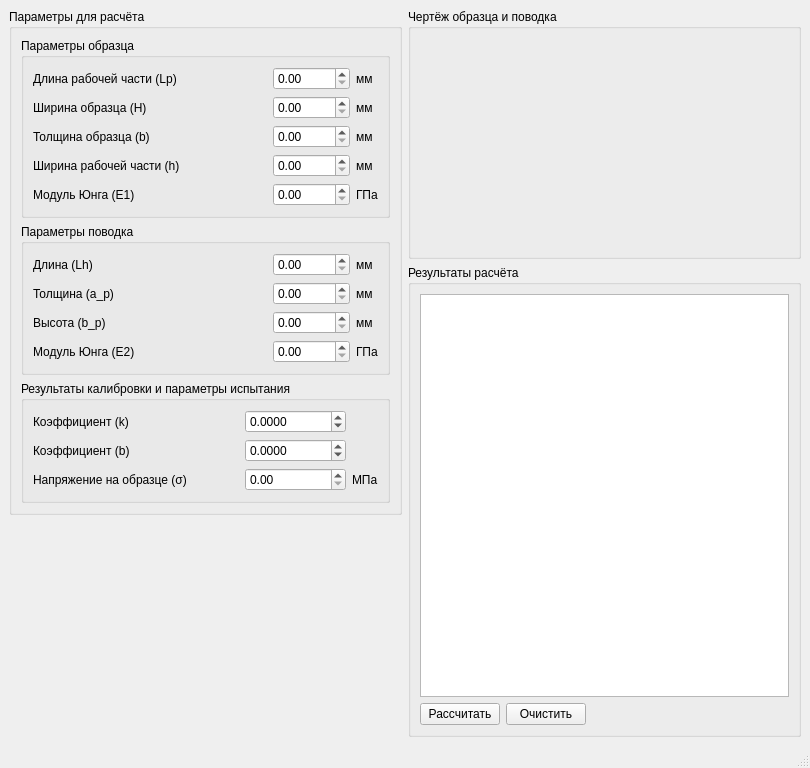
Old version of the form programs/CalcDeflection/ui/mainwindow.ui in the repository Automation-group/FatigueCantileverBend_PIU-5.
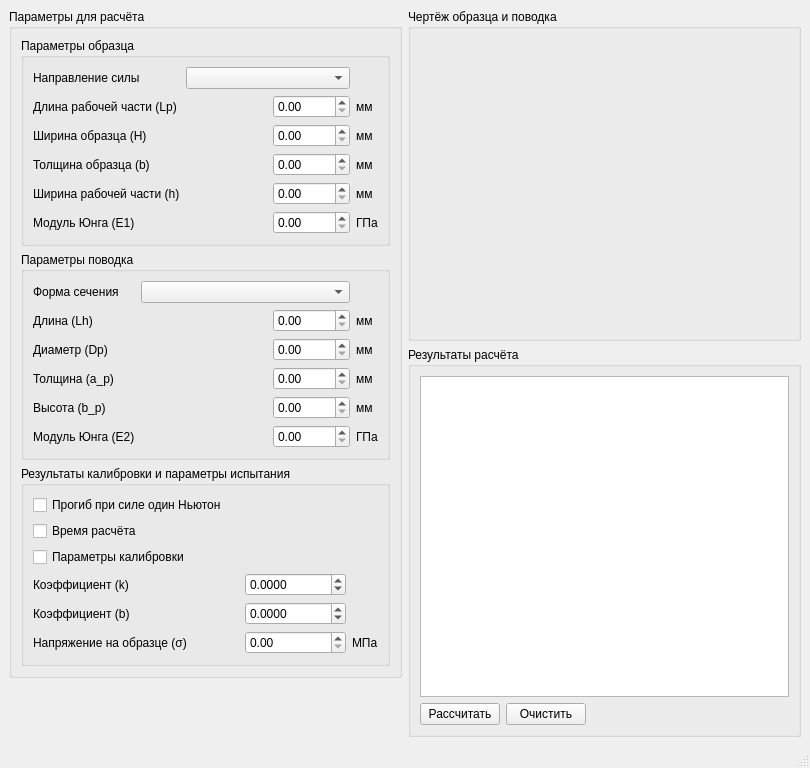
New version of the form.

Commit message: Добавил новые опции для расчёта и присвоил программе версию 0.2

Diff of the .ui file:
```diff
--- a/programs/CalcDeflection/ui/mainwindow.ui
+++ b/programs/CalcDeflection/ui/mainwindow.ui
@@ -28,26 +28,23 @@
          </property>
          <layout class="QGridLayout" name="gridLayout">
           <item row="0" column="0">
+           <widget class="QLabel" name="label_26">
+            <property name="text">
+             <string>Направление силы</string>
+            </property>
+           </widget>
+          </item>
+          <item row="0" column="1" colspan="2">
+           <widget class="QComboBox" name="comboBox_directionForce"/>
+          </item>
+          <item row="1" column="0">
            <widget class="QLabel" name="label">
             <property name="text">
              <string>Длина рабочей части (Lp)</string>
             </property>
            </widget>
           </item>
-          <item row="0" column="1">
-           <spacer name="horizontalSpacer">
-            <property name="orientation">
-             <enum>Qt::Horizontal</enum>
-            </property>
-            <property name="sizeHint" stdset="0">
-             <size>
-              <width>52</width>
-              <height>20</height>
-             </size>
-            </property>
-           </spacer>
-          </item>
-          <item row="0" column="2">
+          <item row="1" column="2">
            <widget class="QDoubleSpinBox" name="doubleSpinBox_Lp">
             <property name="maximum">
              <double>100.000000000000000</double>
@@ -57,34 +54,21 @@
             </property>
            </widget>
           </item>
-          <item row="0" column="3">
+          <item row="1" column="3">
            <widget class="QLabel" name="label_2">
             <property name="text">
              <string>мм</string>
             </property>
            </widget>
           </item>
-          <item row="1" column="0">
+          <item row="2" column="0">
            <widget class="QLabel" name="label_7">
             <property name="text">
              <string>Ширина образца (H)</string>
             </property>
            </widget>
           </item>
-          <item row="1" column="1">
-           <spacer name="horizontalSpacer_2">
-            <property name="orientation">
-             <enum>Qt::Horizontal</enum>
-            </property>
-            <property name="sizeHint" stdset="0">
-             <size>
-              <width>52</width>
-              <height>20</height>
-             </size>
-            </property>
-           </spacer>
-          </item>
-          <item row="1" column="2">
+          <item row="2" column="2">
            <widget class="QDoubleSpinBox" name="doubleSpinBox_H">
             <property name="maximum">
              <double>100.000000000000000</double>
@@ -94,34 +78,21 @@
             </property>
            </widget>
           </item>
-          <item row="1" column="3">
+          <item row="2" column="3">
            <widget class="QLabel" name="label_3">
             <property name="text">
              <string>мм</string>
             </property>
            </widget>
           </item>
-          <item row="2" column="0">
+          <item row="3" column="0">
            <widget class="QLabel" name="label_8">
             <property name="text">
              <string>Толщина образца (b)</string>
             </property>
            </widget>
           </item>
-          <item row="2" column="1">
-           <spacer name="horizontalSpacer_3">
-            <property name="orientation">
-             <enum>Qt::Horizontal</enum>
-            </property>
-            <property name="sizeHint" stdset="0">
-             <size>
-              <width>52</width>
-              <height>20</height>
-             </size>
-            </property>
-           </spacer>
-          </item>
-          <item row="2" column="2">
+          <item row="3" column="2">
            <widget class="QDoubleSpinBox" name="doubleSpinBox_b">
             <property name="maximum">
              <double>100.000000000000000</double>
@@ -131,34 +102,21 @@
             </property>
            </widget>
           </item>
-          <item row="2" column="3">
+          <item row="3" column="3">
            <widget class="QLabel" name="label_4">
             <property name="text">
              <string>мм</string>
             </property>
            </widget>
           </item>
-          <item row="3" column="0">
+          <item row="4" column="0">
            <widget class="QLabel" name="label_9">
             <property name="text">
              <string>Ширина рабочей части (h)</string>
             </property>
            </widget>
           </item>
-          <item row="3" column="1">
-           <spacer name="horizontalSpacer_4">
-            <property name="orientation">
-             <enum>Qt::Horizontal</enum>
-            </property>
-            <property name="sizeHint" stdset="0">
-             <size>
-              <width>52</width>
-              <height>20</height>
-             </size>
-            </property>
-           </spacer>
-          </item>
-          <item row="3" column="2">
+          <item row="4" column="2">
            <widget class="QDoubleSpinBox" name="doubleSpinBox_h">
             <property name="maximum">
              <double>100.000000000000000</double>
@@ -168,34 +126,21 @@
             </property>
            </widget>
           </item>
-          <item row="3" column="3">
+          <item row="4" column="3">
            <widget class="QLabel" name="label_5">
             <property name="text">
              <string>мм</string>
             </property>
            </widget>
           </item>
-          <item row="4" column="0">
+          <item row="5" column="0">
            <widget class="QLabel" name="label_10">
             <property name="text">
              <string>Модуль Юнга (E1)</string>
             </property>
            </widget>
           </item>
-          <item row="4" column="1">
-           <spacer name="horizontalSpacer_5">
-            <property name="orientation">
-             <enum>Qt::Horizontal</enum>
-            </property>
-            <property name="sizeHint" stdset="0">
-             <size>
-              <width>52</width>
-              <height>20</height>
-             </size>
-            </property>
-           </spacer>
-          </item>
-          <item row="4" column="2">
+          <item row="5" column="2">
            <widget class="QDoubleSpinBox" name="doubleSpinBox_E1">
             <property name="maximum">
              <double>10000.000000000000000</double>
@@ -205,13 +150,26 @@
             </property>
            </widget>
           </item>
-          <item row="4" column="3">
+          <item row="5" column="3">
            <widget class="QLabel" name="label_6">
             <property name="text">
              <string>ГПа</string>
             </property>
            </widget>
           </item>
+          <item row="1" column="1" rowspan="5">
+           <spacer name="horizontalSpacer_5">
+            <property name="orientation">
+             <enum>Qt::Horizontal</enum>
+            </property>
+            <property name="sizeHint" stdset="0">
+             <size>
+              <width>52</width>
+              <height>20</height>
+             </size>
+            </property>
+           </spacer>
+          </item>
          </layout>
         </widget>
        </item>
@@ -229,63 +187,71 @@
          </property>
          <layout class="QGridLayout" name="gridLayout_2">
           <item row="0" column="0">
+           <widget class="QLabel" name="label_17">
+            <property name="text">
+             <string>Форма сечения</string>
+            </property>
+           </widget>
+          </item>
+          <item row="0" column="1" colspan="2">
+           <widget class="QComboBox" name="comboBox_selectType_p"/>
+          </item>
+          <item row="1" column="0">
            <widget class="QLabel" name="label_11">
             <property name="text">
              <string>Длина (Lh)</string>
             </property>
            </widget>
           </item>
-          <item row="0" column="1">
-           <spacer name="horizontalSpacer_6">
-            <property name="orientation">
-             <enum>Qt::Horizontal</enum>
-            </property>
-            <property name="sizeHint" stdset="0">
-             <size>
-              <width>40</width>
-              <height>20</height>
-             </size>
-            </property>
-           </spacer>
-          </item>
-          <item row="0" column="2">
+          <item row="1" column="2">
            <widget class="QDoubleSpinBox" name="doubleSpinBox_Lh">
             <property name="maximum">
-             <double>100.000000000000000</double>
+             <double>200.000000000000000</double>
             </property>
             <property name="singleStep">
              <double>0.010000000000000</double>
             </property>
            </widget>
           </item>
-          <item row="0" column="3">
+          <item row="1" column="3">
            <widget class="QLabel" name="label_12">
             <property name="text">
              <string>мм</string>
             </property>
            </widget>
           </item>
-          <item row="1" column="0">
-           <widget class="QLabel" name="label_13">
+          <item row="2" column="0">
+           <widget class="QLabel" name="label_Dp">
+            <property name="text">
+             <string>Диаметр (Dp)</string>
+            </property>
+           </widget>
+          </item>
+          <item row="2" column="2">
+           <widget class="QDoubleSpinBox" name="doubleSpinBox_Dp">
+            <property name="maximum">
+             <double>100.000000000000000</double>
+            </property>
+            <property name="singleStep">
+             <double>0.010000000000000</double>
+            </property>
+           </widget>
+          </item>
+          <item row="2" column="3">
+           <widget class="QLabel" name="label_Dp_mm">
+            <property name="text">
+             <string>мм</string>
+            </property>
+           </widget>
+          </item>
+          <item row="3" column="0">
+           <widget class="QLabel" name="label_a_p">
             <property name="text">
              <string>Толщина (a_p)</string>
             </property>
            </widget>
           </item>
-          <item row="1" column="1">
-           <spacer name="horizontalSpacer_7">
-            <property name="orientation">
-             <enum>Qt::Horizontal</enum>
-            </property>
-            <property name="sizeHint" stdset="0">
-             <size>
-              <width>40</width>
-              <height>20</height>
-             </size>
-            </property>
-           </spacer>
-          </item>
-          <item row="1" column="2">
+          <item row="3" column="2">
            <widget class="QDoubleSpinBox" name="doubleSpinBox_a_p">
             <property name="maximum">
              <double>100.000000000000000</double>
@@ -295,34 +261,21 @@
             </property>
            </widget>
           </item>
-          <item row="1" column="3">
-           <widget class="QLabel" name="label_14">
+          <item row="3" column="3">
+           <widget class="QLabel" name="label_a_p_mm">
             <property name="text">
              <string>мм</string>
             </property>
            </widget>
           </item>
-          <item row="2" column="0">
-           <widget class="QLabel" name="label_15">
+          <item row="4" column="0">
+           <widget class="QLabel" name="label_b_p">
             <property name="text">
              <string>Высота (b_p)</string>
             </property>
            </widget>
           </item>
-          <item row="2" column="1">
-           <spacer name="horizontalSpacer_8">
-            <property name="orientation">
-             <enum>Qt::Horizontal</enum>
-            </property>
-            <property name="sizeHint" stdset="0">
-             <size>
-              <width>40</width>
-              <height>20</height>
-             </size>
-            </property>
-           </spacer>
-          </item>
-          <item row="2" column="2">
+          <item row="4" column="2">
            <widget class="QDoubleSpinBox" name="doubleSpinBox_b_p">
             <property name="maximum">
              <double>100.000000000000000</double>
@@ -332,34 +285,21 @@
             </property>
            </widget>
           </item>
-          <item row="2" column="3">
-           <widget class="QLabel" name="label_16">
+          <item row="4" column="3">
+           <widget class="QLabel" name="label_b_p_mm">
             <property name="text">
              <string>мм</string>
             </property>
            </widget>
           </item>
-          <item row="3" column="0">
+          <item row="5" column="0">
            <widget class="QLabel" name="label_19">
             <property name="text">
              <string>Модуль Юнга (E2)</string>
             </property>
            </widget>
           </item>
-          <item row="3" column="1">
-           <spacer name="horizontalSpacer_10">
-            <property name="orientation">
-             <enum>Qt::Horizontal</enum>
-            </property>
-            <property name="sizeHint" stdset="0">
-             <size>
-              <width>40</width>
-              <height>20</height>
-             </size>
-            </property>
-           </spacer>
-          </item>
-          <item row="3" column="2">
+          <item row="5" column="2">
            <widget class="QDoubleSpinBox" name="doubleSpinBox_E2">
             <property name="maximum">
              <double>10000.000000000000000</double>
@@ -369,13 +309,26 @@
             </property>
            </widget>
           </item>
-          <item row="3" column="3">
+          <item row="5" column="3">
            <widget class="QLabel" name="label_20">
             <property name="text">
              <string>ГПа</string>
             </property>
            </widget>
           </item>
+          <item row="1" column="1" rowspan="5">
+           <spacer name="horizontalSpacer_6">
+            <property name="orientation">
+             <enum>Qt::Horizontal</enum>
+            </property>
+            <property name="sizeHint" stdset="0">
+             <size>
+              <width>40</width>
+              <height>20</height>
+             </size>
+            </property>
+           </spacer>
+          </item>
          </layout>
         </widget>
        </item>
@@ -385,27 +338,35 @@
           <string>Результаты калибровки и параметры испытания</string>
          </property>
          <layout class="QGridLayout" name="gridLayout_3">
-          <item row="0" column="0">
-           <widget class="QLabel" name="label_21">
+          <item row="0" column="0" colspan="2">
+           <widget class="QCheckBox" name="checkBox_force1N">
+            <property name="text">
+             <string>Прогиб при силе один Ньютон</string>
+            </property>
+           </widget>
+          </item>
+          <item row="1" column="0">
+           <widget class="QCheckBox" name="checkBox_calcTime">
+            <property name="text">
+             <string>Время расчёта</string>
+            </property>
+           </widget>
+          </item>
+          <item row="2" column="0">
+           <widget class="QCheckBox" name="checkBox_calibCoeff">
+            <property name="text">
+             <string>Параметры калибровки</string>
+            </property>
+           </widget>
+          </item>
+          <item row="3" column="0">
+           <widget class="QLabel" name="label_coeff_k">
             <property name="text">
              <string>Коэффициент (k)</string>
             </property>
            </widget>
           </item>
-          <item row="0" column="1">
-           <spacer name="horizontalSpacer_11">
-            <property name="orientation">
-             <enum>Qt::Horizontal</enum>
-            </property>
-            <property name="sizeHint" stdset="0">
-             <size>
-              <width>40</width>
-              <height>20</height>
-             </size>
-            </property>
-           </spacer>
-          </item>
-          <item row="0" column="2">
+          <item row="3" column="2">
            <widget class="QDoubleSpinBox" name="doubleSpinBox_coeff_k">
             <property name="decimals">
              <number>4</number>
@@ -421,27 +382,14 @@
             </property>
            </widget>
           </item>
-          <item row="1" column="0">
-           <widget class="QLabel" name="label_22">
+          <item row="4" column="0">
+           <widget class="QLabel" name="label_coeff_b">
             <property name="text">
              <string>Коэффициент (b)</string>
             </property>
            </widget>
           </item>
-          <item row="1" column="1">
-           <spacer name="horizontalSpacer_12">
-            <property name="orientation">
-             <enum>Qt::Horizontal</enum>
-            </property>
-            <property name="sizeHint" stdset="0">
-             <size>
-              <width>1</width>
-              <height>20</height>
-             </size>
-            </property>
-           </spacer>
-          </item>
-          <item row="1" column="2">
+          <item row="4" column="2">
            <widget class="QDoubleSpinBox" name="doubleSpinBox_coeff_b">
             <property name="decimals">
              <number>4</number>
@@ -457,27 +405,14 @@
             </property>
            </widget>
           </item>
-          <item row="2" column="0">
+          <item row="5" column="0">
            <widget class="QLabel" name="label_23">
             <property name="text">
              <string>Напряжение на образце (σ)</string>
             </property>
            </widget>
           </item>
-          <item row="2" column="1">
-           <spacer name="horizontalSpacer_13">
-            <property name="orientation">
-             <enum>Qt::Horizontal</enum>
-            </property>
-            <property name="sizeHint" stdset="0">
-             <size>
-              <width>1</width>
-              <height>20</height>
-             </size>
-            </property>
-           </spacer>
-          </item>
-          <item row="2" column="2">
+          <item row="5" column="2">
            <widget class="QDoubleSpinBox" name="doubleSpinBox_stress">
             <property name="maximum">
              <double>1000000.000000000000000</double>
@@ -487,13 +422,26 @@
             </property>
            </widget>
           </item>
-          <item row="2" column="3">
+          <item row="5" column="3">
            <widget class="QLabel" name="label_24">
             <property name="text">
              <string>МПа</string>
             </property>
            </widget>
           </item>
+          <item row="3" column="1" rowspan="3">
+           <spacer name="horizontalSpacer_11">
+            <property name="orientation">
+             <enum>Qt::Horizontal</enum>
+            </property>
+            <property name="sizeHint" stdset="0">
+             <size>
+              <width>40</width>
+              <height>20</height>
+             </size>
+            </property>
+           </spacer>
+          </item>
          </layout>
         </widget>
        </item>
```
The commit also changes 5 other files.
